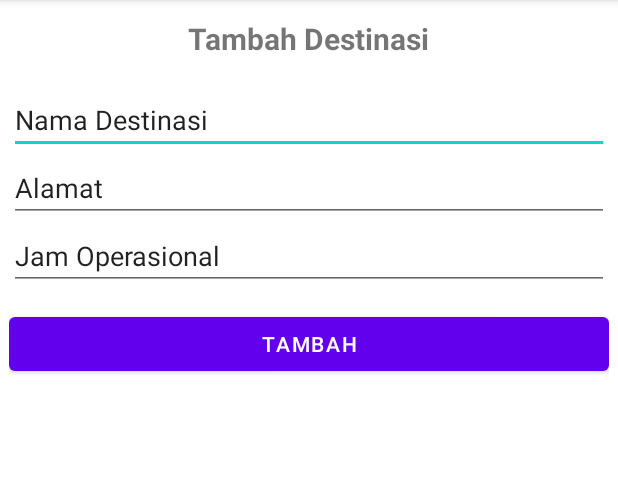
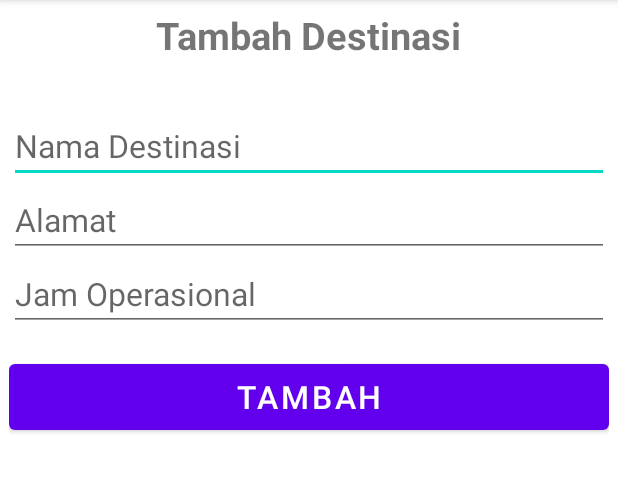
Before and after one commit to Jeremyrn77/Payo_Bejalan, an Android app: the TambahActivity screen opened directly, with no data from a screen before it, on a phone screen of 412 x 824 dp, the part 84-576 px from its top. Run offline under Robolectric (Android 15) with nearby library versions, the phone set to English and light mode, and no system bars.

Commit message:
PayoBejalan (3)

```diff
--- a/app/src/main/java/com/si61/payobejalan/TambahActivity.java
+++ b/app/src/main/java/com/si61/payobejalan/TambahActivity.java
@@ -3,12 +3,55 @@ package com.si61.payobejalan;
 import androidx.appcompat.app.AppCompatActivity;
 
 import android.os.Bundle;
+import android.view.View;
+import android.widget.Button;
+import android.widget.EditText;
+import android.widget.Toast;
 
 public class TambahActivity extends AppCompatActivity {
-
+    private EditText etNama, etAlamat, etJam;
+    private Button btnTambah;
     @Override
     protected void onCreate(Bundle savedInstanceState) {
         super.onCreate(savedInstanceState);
         setContentView(R.layout.activity_tambah);
+
+        etNama = findViewById(R.id.et_nama);
+        etAlamat = findViewById(R.id.et_alamat);
+        etJam = findViewById(R.id.et_jam);
+        btnTambah = findViewById(R.id.btn_tambah);
+
+        btnTambah.setOnClickListener(new View.OnClickListener() {
+            @Override
+            public void onClick(View v) {
+                String nama, alamat, jam;
+
+                nama = etNama.getText().toString();
+                alamat = etAlamat.getText().toString();
+                jam = etJam.getText().toString();
+
+                if(nama.trim().equals("")){
+                    etNama.setError("Nama Tidak Boleh Kosong");
+                }
+                else if(alamat.trim().equals("")){
+                    etAlamat.setError("Alamat Tidak Boleh Kosong");
+                }
+                else if(jam.trim().equals("")){
+                    etJam.setError("Jam Tidak Boleh Kosong");
+                }
+                else{
+                    MyDatabaseHelper myDB = new MyDatabaseHelper(TambahActivity.this);
+                    long eks = myDB.tambahData(nama, alamat, jam);
+
+                    if(eks == -1){
+                        Toast.makeText(TambahActivity.this, "Tambah Data Gagal!", Toast.LENGTH_SHORT).show();
+                    }
+                    else{
+                        Toast.makeText(TambahActivity.this, "Tambah Data Berhasil", Toast.LENGTH_SHORT).show();
+                        finish();
+                    }
+                }
+            }
+        });
     }
 }
--- a/app/src/main/res/layout/activity_tambah.xml
+++ b/app/src/main/res/layout/activity_tambah.xml
@@ -4,46 +4,48 @@
     xmlns:tools="http://schemas.android.com/tools"
     android:layout_width="match_parent"
     android:layout_height="match_parent"
+    android:orientation="vertical"
     android:layout_margin="6dp"
-    tools:context=".TambahActivity"
-    android:orientation="vertical">
+    tools:context=".TambahActivity">
 
     <TextView
-        android:id="@+id/tv_tambah"
         android:layout_width="wrap_content"
         android:layout_height="wrap_content"
         android:text="Tambah Destinasi"
+        android:textSize="25sp"
         android:textStyle="bold"
-        android:textSize="20sp"
-        android:layout_gravity="center"
-        android:layout_margin="6dp"/>
+        android:layout_gravity="center_horizontal"
+        android:gravity="center_horizontal"
+        android:layout_marginBottom="32dp"
+        />
 
     <EditText
         android:id="@+id/et_nama"
         android:layout_width="match_parent"
         android:layout_height="wrap_content"
-        android:text="Nama Destinasi"
-        android:layout_marginTop="12dp"/>
+        android:hint="Nama Destinasi"
+        android:textSize="21sp"/>
 
     <EditText
         android:id="@+id/et_alamat"
         android:layout_width="match_parent"
         android:layout_height="wrap_content"
-        android:text="Alamat"/>
+        android:hint="Alamat"
+        android:textSize="21sp"/>
 
     <EditText
         android:id="@+id/et_jam"
         android:layout_width="match_parent"
         android:layout_height="wrap_content"
-        android:text="Jam Operasional"/>
+        android:hint="Jam Operasional"
+        android:textSize="21sp"/>
 
     <Button
         android:id="@+id/btn_tambah"
         android:layout_width="match_parent"
-        android:layout_height="wrap_content"
-        android:text="TAMBAH"
-        android:layout_marginTop="12dp"/>
-
-
+        android:layout_height="56dp"
+        android:layout_marginTop="16dp"
+        android:text="Tambah"
+        android:textSize="21sp"/>
 
 </LinearLayout>
```
Also changed, not shown: app/src/main/java/com/si61/payobejalan/AdapterDestinasi.java (added, +54 -0 lines).
